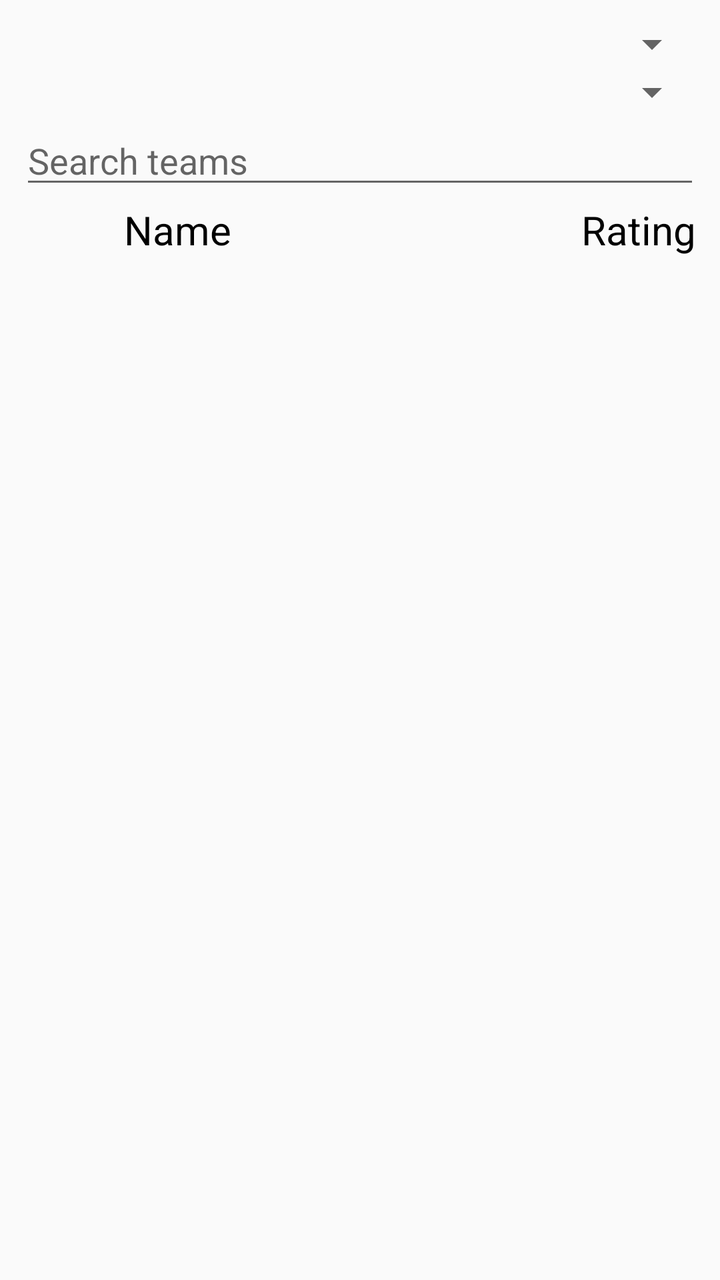
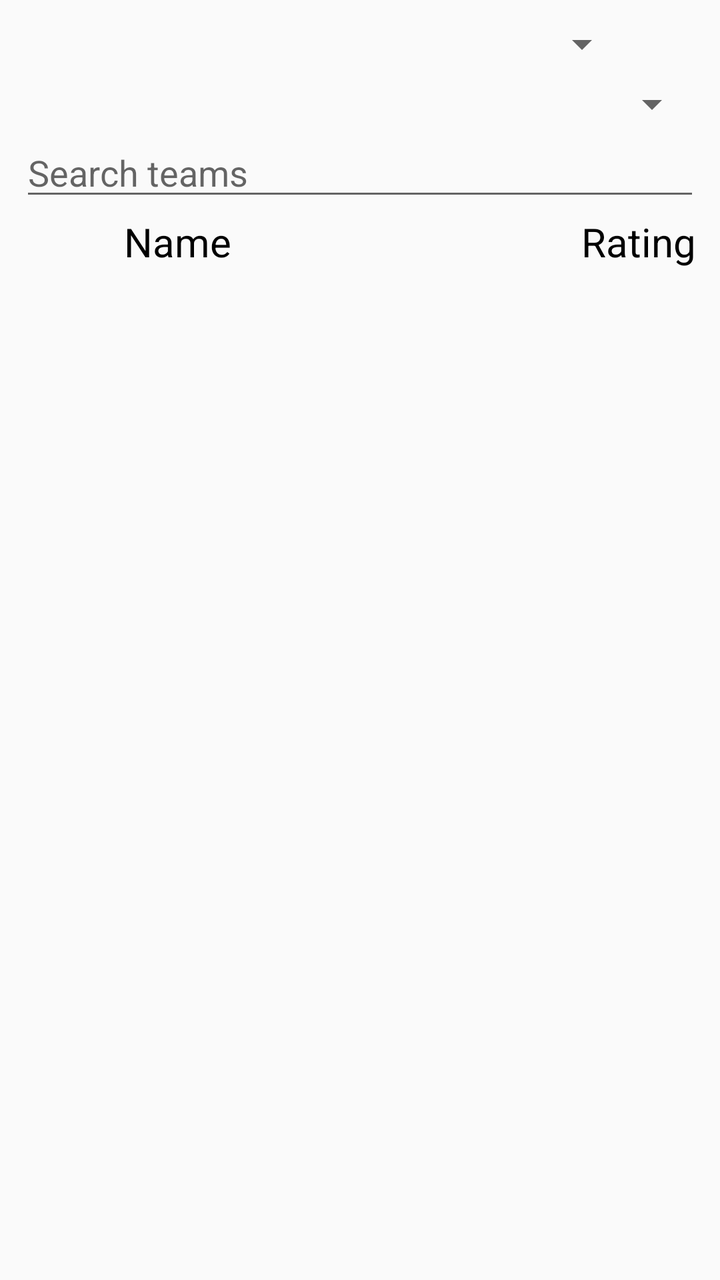

Screens rendered from an Android XML layout before and after an edit, with the pre-edit source and the edit as a unified diff.
<!-- AndroidManifest.xml: application theme AppTheme -->
<!-- res/layout/fragment_rankings.xml -->
<LinearLayout
    xmlns:android="http://schemas.android.com/apk/res/android"
    android:layout_width="match_parent"
    android:layout_height="wrap_content"
    android:orientation="vertical"
    android:padding="10dip"
    android:animateLayoutChanges="true">

    <LinearLayout
        android:id="@+id/fragment_rankings_filter_area"
        android:layout_width="match_parent"
        android:layout_height="wrap_content"
        android:orientation="vertical"
        android:focusableInTouchMode="true">

        <Spinner
            android:id="@+id/fragment_rankings_date_spinner"
            android:layout_width="match_parent"
            android:layout_height="wrap_content"
            android:gravity="center_vertical"/>

        <Spinner
            android:id="@+id/fragment_rankings_country_spinner"
            android:layout_width="match_parent"
            android:layout_height="wrap_content"
            android:gravity="center_vertical"/>

        <EditText
            android:id="@+id/fragment_rankings_team_input"
            android:layout_width="fill_parent"
            android:layout_height="wrap_content"
            android:hint="@string/teamRanking_search_field_hint" />
    </LinearLayout>

    <include
        android:id="@+id/header_layout"
        android:layout_width="fill_parent"
        android:layout_height="wrap_content"
        layout="@layout/team_ratings_item" />

    <ListView
        android:id="@+id/lvTeams"
        android:layout_width="match_parent"
        android:layout_height="wrap_content">
    </ListView>
</LinearLayout>
<!-- res/layout/team_ratings_item.xml (included above) -->
<LinearLayout xmlns:android="http://schemas.android.com/apk/res/android"
    android:layout_width="match_parent"
    android:layout_height="match_parent"
    android:padding="2dp">

    <TextView
        android:id="@+id/teamRank"
        android:layout_width="25dp"
        android:layout_height="wrap_content"
        android:gravity="end"
        android:textSize="20sp"
        android:textColor="@color/teamRankings"/>

    <ImageView
        android:id="@+id/countryFlag"
        android:layout_width="25dp"
        android:layout_height="30dp"
        android:contentDescription="@string/country"
        android:paddingStart="5dp"
        android:paddingLeft="5dp"
        android:paddingEnd="2dp"
        android:paddingRight="2dp"/>

    <TextView
        android:id="@+id/teamName"
        android:layout_width="wrap_content"
        android:layout_height="wrap_content"
        android:text="@string/teamRanking_name"
        android:textSize="20sp"
        android:textColor="@color/teamRankings"/>

    <TextView
        android:id="@+id/teamRating"
        android:layout_width="match_parent"
        android:layout_height="wrap_content"
        android:gravity="end"
        android:text="@string/teamRanking_rating"
        android:textSize="20sp"
        android:textColor="@color/teamRankings"/>
</LinearLayout>
<!-- resources referenced by this layout -->
<resources>
  <color name="teamRankings">#000000</color>
  <string name="country">Country</string>
  <string name="teamRanking_name">Name</string>
  <string name="teamRanking_rating">Rating</string>
  <string name="teamRanking_search_field_hint">Search teams</string>
  <style name="AppTheme" parent="Theme.AppCompat.Light.NoActionBar">
          <item name="colorPrimary">@color/colorPrimary</item>
          <item name="colorPrimaryDark">@color/colorPrimaryDark</item>
          <item name="colorAccent">@color/colorAccent</item>
  
          <item name="android:dialogTheme">@style/MyDialogTheme</item>
          <item name="android:datePickerStyle">@style/MyDatePicker</item>
  
          <item name="drawerArrowStyle">@style/DrawerArrowStyle</item>
      </style>
  <color name="colorPrimary">#03A9F4</color>
  <color name="colorPrimaryDark">#0277BD</color>
  <color name="colorAccent">#2A2D34</color>
  <style name="MyDialogTheme" parent="Theme.AppCompat.Light.Dialog">
          <item name="android:datePickerStyle">@style/MyDatePicker</item>
      </style>
  <style name="MyDatePicker">
          <item name="android:calendarViewShown">false</item>
      </style>
  <style name="DrawerArrowStyle" parent="Widget.AppCompat.DrawerArrowToggle">
          <item name="spinBars">true</item>
          <item name="color">@android:color/white</item>
      </style>
</resources>

<!-- the commit's change to res/layout/fragment_rankings.xml (unified diff, before → after) -->
@@ -13,11 +13,28 @@
         android:orientation="vertical"
         android:focusableInTouchMode="true">
 
-        <Spinner
-            android:id="@+id/fragment_rankings_date_spinner"
+        <LinearLayout
             android:layout_width="match_parent"
             android:layout_height="wrap_content"
-            android:gravity="center_vertical"/>
+            android:orientation="horizontal">
+
+            <Spinner
+                android:id="@+id/fragment_rankings_date_spinner"
+                android:layout_width="0dp"
+                android:layout_weight="1"
+                android:layout_height="wrap_content"
+                android:gravity="center_vertical"/>
+
+            <Button
+                android:id="@+id/fragment_rankings_calendar_button"
+                android:layout_width="25dp"
+                android:layout_height="25dp"
+                android:layout_marginLeft="10dp"
+                android:layout_marginTop="5dp"
+                android:background="@drawable/icon_calendar">
+            </Button>
+        </LinearLayout>
+
 
         <Spinner
             android:id="@+id/fragment_rankings_country_spinner"
